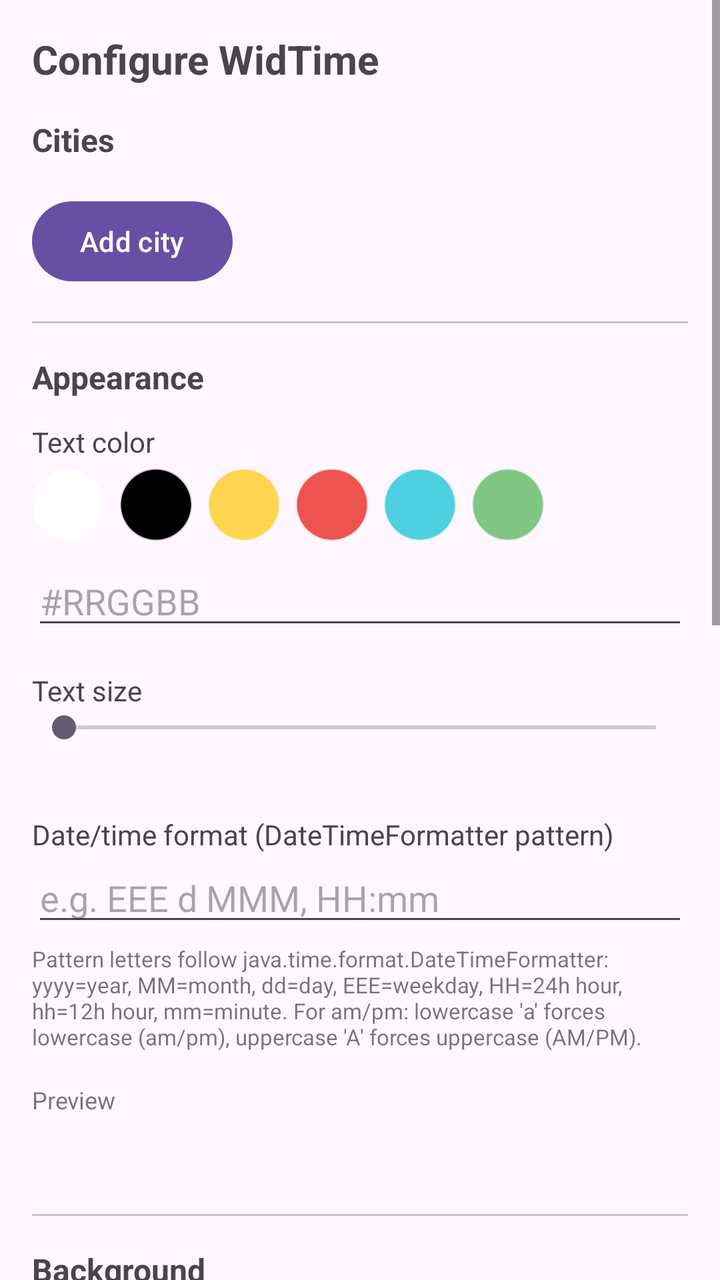
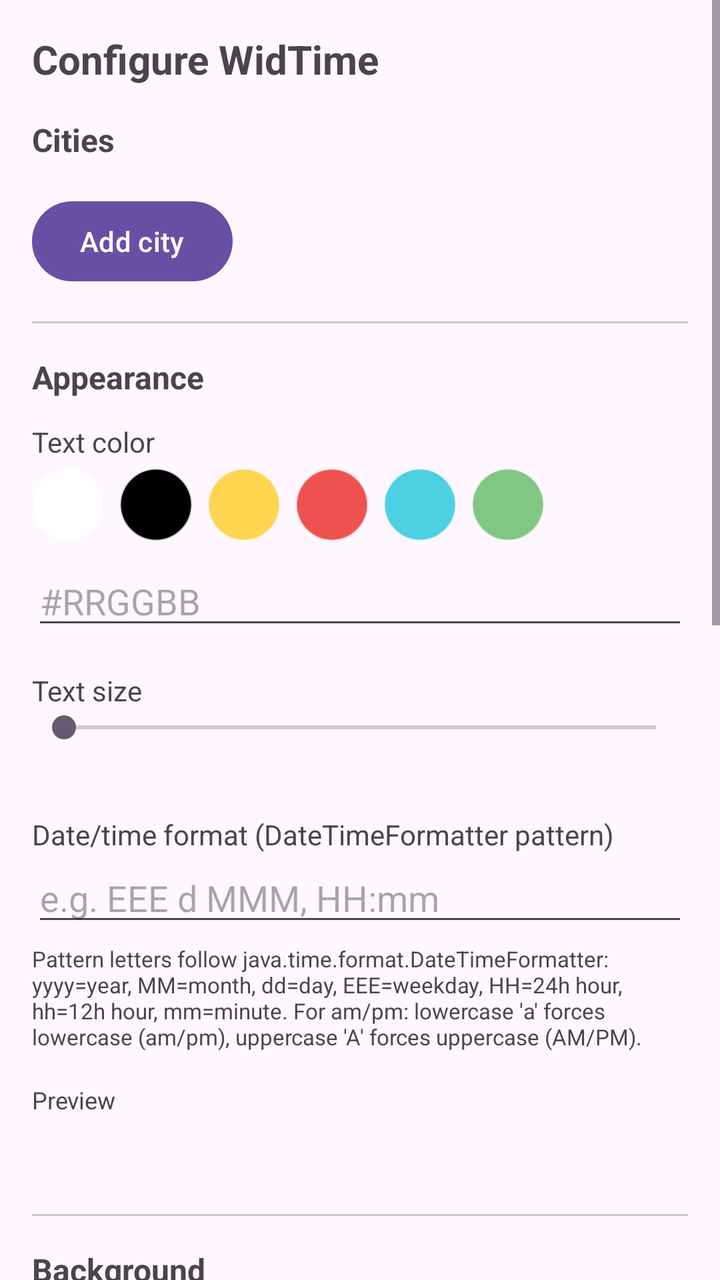

The first picture is an Android layout as it rendered before a commit; the second is the same layout after the commit. The layout source and the unified diff follow.
<!-- AndroidManifest.xml: activity theme Theme.WidTime.Config -->
<!-- res/layout/activity_widget_config.xml -->
<?xml version="1.0" encoding="utf-8"?>
<ScrollView xmlns:android="http://schemas.android.com/apk/res/android"
    android:layout_width="match_parent"
    android:layout_height="match_parent"
    android:fillViewport="true">

    <LinearLayout
        android:layout_width="match_parent"
        android:layout_height="wrap_content"
        android:orientation="vertical"
        android:padding="16dp">

        <TextView
            android:layout_width="wrap_content"
            android:layout_height="wrap_content"
            android:text="@string/config_title"
            android:textSize="20sp"
            android:textStyle="bold" />

        <TextView
            android:layout_width="wrap_content"
            android:layout_height="wrap_content"
            android:layout_marginTop="16dp"
            android:text="@string/section_cities"
            android:textSize="16sp"
            android:textStyle="bold" />

        <androidx.recyclerview.widget.RecyclerView
            android:id="@+id/city_recycler_view"
            android:layout_width="match_parent"
            android:layout_height="wrap_content"
            android:layout_marginTop="8dp" />

        <TextView
            android:id="@+id/no_cities_text"
            android:layout_width="match_parent"
            android:layout_height="wrap_content"
            android:layout_marginTop="8dp"
            android:text="@string/no_cities_added"
            android:visibility="gone" />

        <Button
            android:id="@+id/add_city_button"
            android:layout_width="wrap_content"
            android:layout_height="wrap_content"
            android:layout_marginTop="8dp"
            android:text="@string/add_city" />

        <View
            android:layout_width="match_parent"
            android:layout_height="1dp"
            android:layout_marginTop="16dp"
            android:background="#33000000" />

        <TextView
            android:layout_width="wrap_content"
            android:layout_height="wrap_content"
            android:layout_marginTop="16dp"
            android:text="@string/section_appearance"
            android:textSize="16sp"
            android:textStyle="bold" />

        <TextView
            android:layout_width="wrap_content"
            android:layout_height="wrap_content"
            android:layout_marginTop="12dp"
            android:text="@string/text_color_label" />

        <LinearLayout
            android:layout_width="match_parent"
            android:layout_height="wrap_content"
            android:layout_marginTop="4dp"
            android:orientation="horizontal">

            <ImageButton
                android:id="@+id/swatch_white"
                style="@style/ColorSwatchStyle"
                android:backgroundTint="@color/swatch_white"
                android:contentDescription="@string/text_color_label" />

            <ImageButton
                android:id="@+id/swatch_black"
                style="@style/ColorSwatchStyle"
                android:backgroundTint="@color/swatch_black"
                android:contentDescription="@string/text_color_label" />

            <ImageButton
                android:id="@+id/swatch_yellow"
                style="@style/ColorSwatchStyle"
                android:backgroundTint="@color/swatch_yellow"
                android:contentDescription="@string/text_color_label" />

            <ImageButton
                android:id="@+id/swatch_red"
                style="@style/ColorSwatchStyle"
                android:backgroundTint="@color/swatch_red"
                android:contentDescription="@string/text_color_label" />

            <ImageButton
                android:id="@+id/swatch_cyan"
                style="@style/ColorSwatchStyle"
                android:backgroundTint="@color/swatch_cyan"
                android:contentDescription="@string/text_color_label" />

            <ImageButton
                android:id="@+id/swatch_green"
                style="@style/ColorSwatchStyle"
                android:backgroundTint="@color/swatch_green"
                android:contentDescription="@string/text_color_label" />
        </LinearLayout>

        <EditText
            android:id="@+id/hex_color_input"
            android:layout_width="match_parent"
            android:layout_height="wrap_content"
            android:layout_marginTop="8dp"
            android:hint="#RRGGBB"
            android:inputType="text"
            android:maxLength="7" />

        <TextView
            android:layout_width="wrap_content"
            android:layout_height="wrap_content"
            android:layout_marginTop="16dp"
            android:text="@string/text_size_label" />

        <SeekBar
            android:id="@+id/text_size_slider"
            android:layout_width="match_parent"
            android:layout_height="wrap_content"
            android:max="32" />

        <TextView
            android:id="@+id/text_size_value"
            android:layout_width="wrap_content"
            android:layout_height="wrap_content" />

        <TextView
            android:layout_width="wrap_content"
            android:layout_height="wrap_content"
            android:layout_marginTop="16dp"
            android:text="@string/date_format_label" />

        <EditText
            android:id="@+id/pattern_input"
            android:layout_width="match_parent"
            android:layout_height="wrap_content"
            android:hint="@string/date_format_hint"
            android:inputType="text" />

        <TextView
            android:layout_width="wrap_content"
            android:layout_height="wrap_content"
            android:layout_marginTop="4dp"
            android:text="@string/format_help"
            android:textSize="11sp"
            android:textColor="#88000000" />

        <TextView
            android:layout_width="wrap_content"
            android:layout_height="wrap_content"
            android:layout_marginTop="16dp"
            android:text="@string/preview_label"
            android:textSize="12sp"
            android:textColor="#88000000" />

        <LinearLayout
            android:id="@+id/preview_container"
            android:layout_width="match_parent"
            android:layout_height="wrap_content"
            android:layout_marginTop="4dp"
            android:orientation="vertical">

            <ImageView
                android:id="@+id/preview_battery_bar"
                style="@style/BatteryBarStyle"
                android:contentDescription="@string/battery_bar_label" />

            <FrameLayout
                android:layout_width="match_parent"
                android:layout_height="wrap_content"
                android:padding="4dp">

                <include layout="@layout/widget_time_item" />
            </FrameLayout>

            <ImageView
                android:id="@+id/preview_time_left_bar"
                style="@style/BatteryBarStyle"
                android:contentDescription="@string/time_left_bar_label" />
        </LinearLayout>

        <View
            android:layout_width="match_parent"
            android:layout_height="1dp"
            android:layout_marginTop="16dp"
            android:background="#33000000" />

        <TextView
            android:layout_width="wrap_content"
            android:layout_height="wrap_content"
            android:layout_marginTop="16dp"
            android:text="@string/section_background"
            android:textSize="16sp"
            android:textStyle="bold" />

        <TextView
            android:layout_width="wrap_content"
            android:layout_height="wrap_content"
            android:layout_marginTop="12dp"
            android:text="@string/bg_color_label" />

        <LinearLayout
            android:layout_width="match_parent"
            android:layout_height="wrap_content"
            android:layout_marginTop="4dp"
            android:orientation="horizontal">

            <ImageButton
                android:id="@+id/bg_swatch_white"
                style="@style/ColorSwatchStyle"
                android:backgroundTint="@color/swatch_white"
                android:contentDescription="@string/bg_color_label" />

            <ImageButton
                android:id="@+id/bg_swatch_black"
                style="@style/ColorSwatchStyle"
                android:backgroundTint="@color/swatch_black"
                android:contentDescription="@string/bg_color_label" />

            <ImageButton
                android:id="@+id/bg_swatch_yellow"
                style="@style/ColorSwatchStyle"
                android:backgroundTint="@color/swatch_yellow"
                android:contentDescription="@string/bg_color_label" />

            <ImageButton
                android:id="@+id/bg_swatch_red"
                style="@style/ColorSwatchStyle"
                android:backgroundTint="@color/swatch_red"
                android:contentDescription="@string/bg_color_label" />

            <ImageButton
                android:id="@+id/bg_swatch_cyan"
                style="@style/ColorSwatchStyle"
                android:backgroundTint="@color/swatch_cyan"
                android:contentDescription="@string/bg_color_label" />

            <ImageButton
                android:id="@+id/bg_swatch_green"
                style="@style/ColorSwatchStyle"
                android:backgroundTint="@color/swatch_green"
                android:contentDescription="@string/bg_color_label" />
        </LinearLayout>

        <EditText
            android:id="@+id/bg_hex_color_input"
            android:layout_width="match_parent"
            android:layout_height="wrap_content"
            android:layout_marginTop="8dp"
            android:hint="#RRGGBB"
            android:inputType="text"
            android:maxLength="7" />

        <TextView
            android:layout_width="wrap_content"
            android:layout_height="wrap_content"
            android:layout_marginTop="16dp"
            android:text="@string/bg_alpha_label" />

        <SeekBar
            android:id="@+id/bg_alpha_slider"
            android:layout_width="match_parent"
            android:layout_height="wrap_content"
            android:max="255" />

        <TextView
            android:id="@+id/bg_alpha_value"
            android:layout_width="wrap_content"
            android:layout_height="wrap_content" />

        <View
            android:layout_width="match_parent"
            android:layout_height="1dp"
            android:layout_marginTop="16dp"
            android:background="#33000000" />

        <TextView
            android:layout_width="wrap_content"
            android:layout_height="wrap_content"
            android:layout_marginTop="16dp"
            android:text="@string/section_battery"
            android:textSize="16sp"
            android:textStyle="bold" />

        <CheckBox
            android:id="@+id/show_battery_bar"
            android:layout_width="match_parent"
            android:layout_height="wrap_content"
            android:layout_marginTop="8dp"
            android:text="@string/battery_bar_label" />

        <CheckBox
            android:id="@+id/show_time_left_bar"
            android:layout_width="match_parent"
            android:layout_height="wrap_content"
            android:text="@string/time_left_bar_label" />

        <TextView
            android:layout_width="wrap_content"
            android:layout_height="wrap_content"
            android:layout_marginTop="4dp"
            android:text="@string/battery_bar_help"
            android:textSize="11sp"
            android:textColor="#88000000" />

        <View
            android:layout_width="match_parent"
            android:layout_height="1dp"
            android:layout_marginTop="16dp"
            android:background="#33000000" />

        <TextView
            android:layout_width="wrap_content"
            android:layout_height="wrap_content"
            android:layout_marginTop="16dp"
            android:text="@string/section_charging"
            android:textSize="16sp"
            android:textStyle="bold" />

        <CheckBox
            android:id="@+id/charge_alerts"
            android:layout_width="match_parent"
            android:layout_height="wrap_content"
            android:layout_marginTop="8dp"
            android:text="@string/charge_alerts_label" />

        <TextView
            android:layout_width="wrap_content"
            android:layout_height="wrap_content"
            android:layout_marginTop="4dp"
            android:text="@string/charge_alerts_help"
            android:textSize="11sp"
            android:textColor="#88000000" />

        <Button
            android:id="@+id/save_button"
            android:layout_width="match_parent"
            android:layout_height="wrap_content"
            android:layout_marginTop="24dp"
            android:text="@string/save" />

    </LinearLayout>
</ScrollView>
<!-- res/layout/widget_time_item.xml (included above) -->
<?xml version="1.0" encoding="utf-8"?>
<LinearLayout xmlns:android="http://schemas.android.com/apk/res/android"
    android:id="@+id/item_root"
    android:layout_width="match_parent"
    android:layout_height="wrap_content"
    android:orientation="horizontal"
    android:gravity="center_vertical"
    android:paddingTop="1dp"
    android:paddingBottom="1dp">

    <TextView
        android:id="@+id/item_city_label"
        android:layout_width="0dp"
        android:layout_height="wrap_content"
        android:layout_weight="1"
        android:textStyle="bold"
        android:singleLine="true" />

    <TextView
        android:id="@+id/item_city_time"
        android:layout_width="wrap_content"
        android:layout_height="wrap_content"
        android:layout_marginStart="8dp"
        android:singleLine="true" />
</LinearLayout>
<!-- resources referenced by this layout -->
<resources>
  <color name="swatch_black">#FF000000</color>
  <color name="swatch_cyan">#FF4DD0E1</color>
  <color name="swatch_green">#FF81C784</color>
  <color name="swatch_red">#FFEF5350</color>
  <color name="swatch_white">#FFFFFFFF</color>
  <color name="swatch_yellow">#FFFFD54F</color>
  <string name="add_city">Add city</string>
  <string name="battery_bar_help">Green above 60%, yellow 40–60%, red below 40%. Time left is estimated from how fast the battery drains while unplugged, so it fills in after the level drops a couple of percent.</string>
  <string name="battery_bar_label">Battery level bar (top)</string>
  <string name="bg_alpha_label">Background opacity</string>
  <string name="bg_color_label">Background color</string>
  <string name="charge_alerts_help">While charging the widget shows battery level, speed and current instead of the clocks. Pings every 2 min (5x), then every 5 min (5x), then every 10 min. When the charger is pulled, a 5 s alarm repeats every 5 min until you tap Stop. Applies to all widgets and keeps a silent "Watching charger" notification.</string>
  <string name="charge_alerts_label">Charging pings &amp; unplug alarm</string>
  <string name="config_title">Configure WidTime</string>
  <string name="date_format_hint">e.g. EEE d MMM, HH:mm</string>
  <string name="date_format_label">Date/time format (DateTimeFormatter pattern)</string>
  <string name="format_help">Pattern letters follow java.time.format.DateTimeFormatter: yyyy=year, MM=month, dd=day, EEE=weekday, HH=24h hour, hh=12h hour, mm=minute. For am/pm: lowercase \'a\' forces lowercase (am/pm), uppercase \'A\' forces uppercase (AM/PM).</string>
  <string name="no_cities_added">No cities added yet. Tap \"Add city\" to get started.</string>
  <string name="preview_label">Preview</string>
  <string name="save">Save</string>
  <string name="section_appearance">Appearance</string>
  <string name="section_background">Background</string>
  <string name="section_battery">Battery</string>
  <string name="section_charging">Charging</string>
  <string name="section_cities">Cities</string>
  <string name="text_color_label">Text color</string>
  <string name="text_size_label">Text size</string>
  <string name="time_left_bar_label">Battery time left bar (bottom, full = 24 h)</string>
  <style name="BatteryBarStyle">
          <item name="android:layout_width">match_parent</item>
          <item name="android:layout_height">6dp</item>
          <item name="android:scaleType">fitXY</item>
          <item name="android:src">@drawable/battery_bar_fill</item>
          <item name="android:background">#33FFFFFF</item>
          <item name="android:visibility">gone</item>
      </style>
  <style name="ColorSwatchStyle">
          <item name="android:layout_width">36dp</item>
          <item name="android:layout_height">36dp</item>
          <item name="android:layout_marginEnd">8dp</item>
          <item name="android:background">@drawable/swatch_shape</item>
      </style>
  <style name="Theme.WidTime.Config" parent="Theme.WidTime" />
  <!-- drawable battery_bar_fill (drawable) -->
  <?xml version="1.0" encoding="utf-8"?>
  <clip xmlns:android="http://schemas.android.com/apk/res/android"
      android:clipOrientation="horizontal"
      android:gravity="start">
      <shape android:shape="rectangle">
          <solid android:color="#FFFFFFFF" />
      </shape>
  </clip>
  <!-- drawable swatch_shape (drawable) -->
  <?xml version="1.0" encoding="utf-8"?>
  <shape xmlns:android="http://schemas.android.com/apk/res/android" android:shape="oval">
      <solid android:color="@android:color/white" />
      <stroke android:width="1dp" android:color="#33000000" />
  </shape>
  <style name="Theme.WidTime" parent="Theme.Material3.DayNight.NoActionBar" />
</resources>

<!-- the commit's change to res/layout/activity_widget_config.xml (unified diff, before → after) -->
@@ -50,7 +50,7 @@
             android:layout_width="match_parent"
             android:layout_height="1dp"
             android:layout_marginTop="16dp"
-            android:background="#33000000" />
+            android:background="?attr/colorOutlineVariant" />
 
         <TextView
             android:layout_width="wrap_content"
@@ -154,7 +154,7 @@
             android:layout_marginTop="4dp"
             android:text="@string/format_help"
             android:textSize="11sp"
-            android:textColor="#88000000" />
+            android:textColor="?android:attr/textColorSecondary" />
 
         <TextView
             android:layout_width="wrap_content"
@@ -162,7 +162,7 @@
             android:layout_marginTop="16dp"
             android:text="@string/preview_label"
             android:textSize="12sp"
-            android:textColor="#88000000" />
+            android:textColor="?android:attr/textColorSecondary" />
 
         <LinearLayout
             android:id="@+id/preview_container"
@@ -194,7 +194,7 @@
             android:layout_width="match_parent"
             android:layout_height="1dp"
             android:layout_marginTop="16dp"
-            android:background="#33000000" />
+            android:background="?attr/colorOutlineVariant" />
 
         <TextView
             android:layout_width="wrap_content"
@@ -283,7 +283,7 @@
             android:layout_width="match_parent"
             android:layout_height="1dp"
             android:layout_marginTop="16dp"
-            android:background="#33000000" />
+            android:background="?attr/colorOutlineVariant" />
 
         <TextView
             android:layout_width="wrap_content"
@@ -312,13 +312,13 @@
             android:layout_marginTop="4dp"
             android:text="@string/battery_bar_help"
             android:textSize="11sp"
-            android:textColor="#88000000" />
+            android:textColor="?android:attr/textColorSecondary" />
 
         <View
             android:layout_width="match_parent"
             android:layout_height="1dp"
             android:layout_marginTop="16dp"
-            android:background="#33000000" />
+            android:background="?attr/colorOutlineVariant" />
 
         <TextView
             android:layout_width="wrap_content"
@@ -341,7 +341,33 @@
             android:layout_marginTop="4dp"
             android:text="@string/charge_alerts_help"
             android:textSize="11sp"
-            android:textColor="#88000000" />
+            android:textColor="?android:attr/textColorSecondary" />
+
+        
+        <LinearLayout
+            android:id="@+id/exact_alarm_row"
+            android:layout_width="match_parent"
+            android:layout_height="wrap_content"
+            android:layout_marginTop="8dp"
+            android:gravity="center_vertical"
+            android:orientation="horizontal"
+            android:visibility="gone">
+
+            <TextView
+                android:layout_width="0dp"
+                android:layout_height="wrap_content"
+                android:layout_weight="1"
+                android:text="@string/exact_alarm_off"
+                android:textSize="12sp" />
+
+            <Button
+                android:id="@+id/exact_alarm_button"
+                style="@style/Widget.Material3.Button.TonalButton"
+                android:layout_width="wrap_content"
+                android:layout_height="wrap_content"
+                android:layout_marginStart="8dp"
+                android:text="@string/exact_alarm_allow" />
+        </LinearLayout>
 
         <Button
             android:id="@+id/save_button"
<!-- resource entries referenced after the edit -->
@@ -16,6 +16,8 @@
   <string name="config_title">Configure WidTime</string>
   <string name="date_format_hint">e.g. EEE d MMM, HH:mm</string>
   <string name="date_format_label">Date/time format (DateTimeFormatter pattern)</string>
+  <string name="exact_alarm_allow">Allow exact alarms</string>
+  <string name="exact_alarm_off">Exact alarms are off, so pings and the unplug alarm can be several minutes late.</string>
   <string name="format_help">Pattern letters follow java.time.format.DateTimeFormatter: yyyy=year, MM=month, dd=day, EEE=weekday, HH=24h hour, hh=12h hour, mm=minute. For am/pm: lowercase \'a\' forces lowercase (am/pm), uppercase \'A\' forces uppercase (AM/PM).</string>
   <string name="no_cities_added">No cities added yet. Tap \"Add city\" to get started.</string>
   <string name="preview_label">Preview</string>
